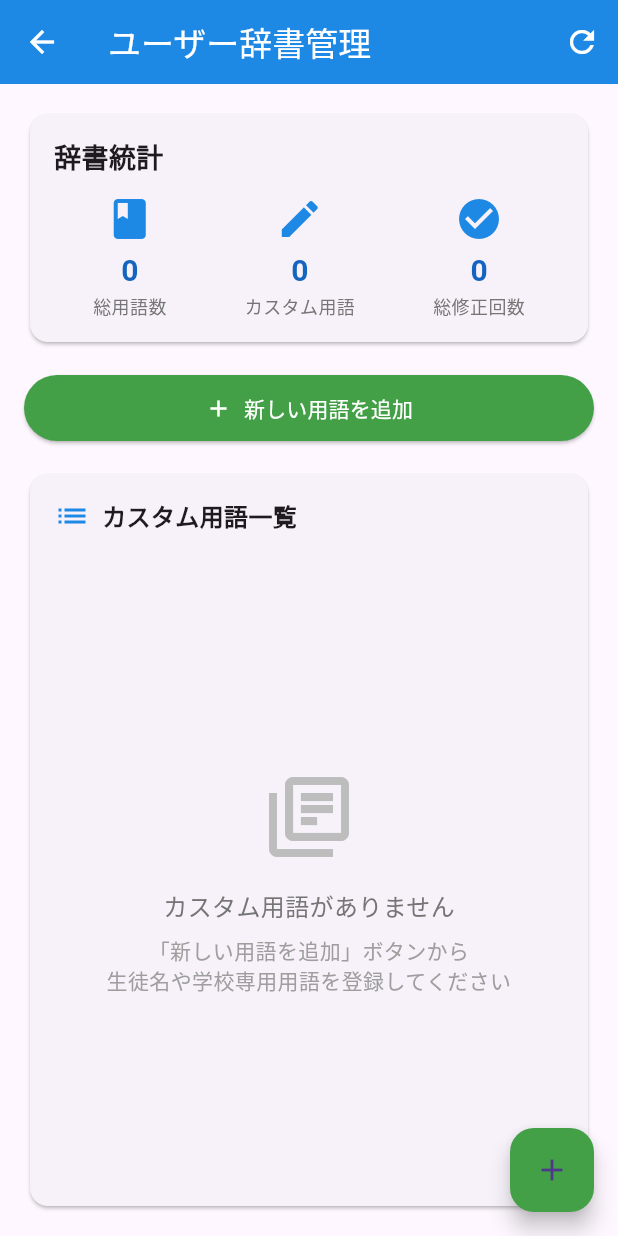
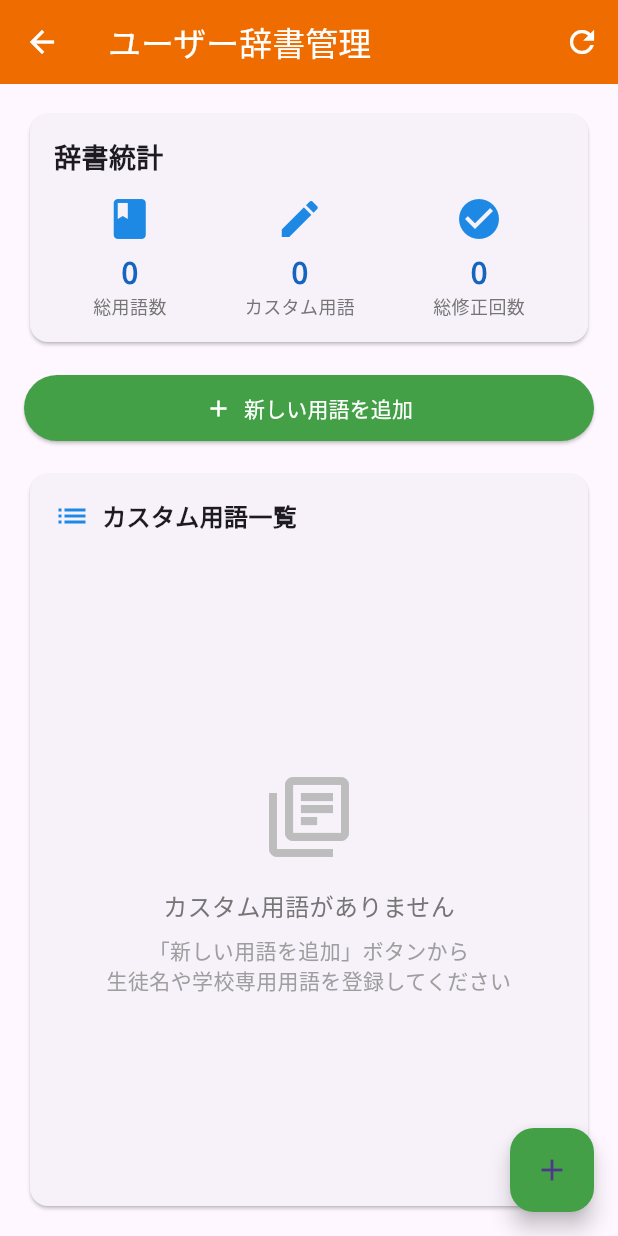
Before and after one commit to kamekamek/gakkoudayori-ai, a Flutter app: the screen it shows after launch, after a tap on "ユーザー辞書管理", on a phone screen of 412 x 824 dp. Run offline on Flutter 3.47's test engine with Material 3 defaults, Android fonts, the light colour scheme and no system bars; our stand-ins replace flutter_widget_from_html, google_fonts, web; missing offline and left inert: dart:html, dart:js, dart:js_interop, dart:js_util, dart:ui_web; network calls fail; Roboto replaces fonts that are missing (Meiryo); statements that could not run were skipped.

Commit message:
✨ Google Fontsを導入し、アプリ全体のフォントを「Noto Sans JP」に変更。pubspec.yamlに依存関係を追加し、各ウィジェットのテキストスタイルを更新。HTMLファイルからメイリオフォントの設定を削除し、全体のスタイルを整理。

```diff
--- a/frontend/lib/responsive_main.dart
+++ b/frontend/lib/responsive_main.dart
@@ -1,4 +1,5 @@
 import 'package:flutter/material.dart';
+import 'package:google_fonts/google_fonts.dart';
 import 'services/audio_service.dart';
 import 'services/graphical_record_service.dart';
 import 'services/user_dictionary_service.dart';
@@ -18,16 +19,45 @@ class GakkouDayoriAiApp extends StatelessWidget {
 
   @override
   Widget build(BuildContext context) {
+    // Noto Sans JPを基本フォントとして設定
+    final baseTextTheme = Theme.of(context).textTheme;
+
     return MaterialApp(
       title: '学校だよりAI',
       theme: ThemeData(
         primarySwatch: Colors.blue,
         visualDensity: VisualDensity.adaptivePlatformDensity,
-        fontFamily: 'Meiryo',
-        fontFamilyFallback: const ['メイリオ', 'Noto Sans JP', 'Hiragino Kaku Gothic ProN', 'ヒラギノ角ゴ ProN W3', 'MS PGothic'],
-        textTheme: Theme.of(context).textTheme.apply(
-          fontFamily: 'Meiryo',
-          fontFamilyFallback: ['メイリオ', 'Noto Sans JP', 'Hiragino Kaku Gothic ProN', 'ヒラギノ角ゴ ProN W3', 'MS PGothic'],
+        // Noto Sans JPをアプリ全体のフォントとして設定
+        textTheme: GoogleFonts.notoSansJpTextTheme(baseTextTheme).copyWith(
+          // 個別のスタイルにも適用
+          displayLarge:
+              GoogleFonts.notoSansJp(textStyle: baseTextTheme.displayLarge),
+          displayMedium:
+              GoogleFonts.notoSansJp(textStyle: baseTextTheme.displayMedium),
+          displaySmall:
+              GoogleFonts.notoSansJp(textStyle: baseTextTheme.displaySmall),
+          headlineLarge:
+              GoogleFonts.notoSansJp(textStyle: baseTextTheme.headlineLarge),
+          headlineMedium:
+              GoogleFonts.notoSansJp(textStyle: baseTextTheme.headlineMedium),
+          headlineSmall:
+              GoogleFonts.notoSansJp(textStyle: baseTextTheme.headlineSmall),
+          titleLarge:
+              GoogleFonts.notoSansJp(textStyle: baseTextTheme.titleLarge),
+          titleMedium:
+              GoogleFonts.notoSansJp(textStyle: baseTextTheme.titleMedium),
+          titleSmall:
+              GoogleFonts.notoSansJp(textStyle: baseTextTheme.titleSmall),
+          bodyLarge: GoogleFonts.notoSansJp(textStyle: baseTextTheme.bodyLarge),
+          bodyMedium:
+              GoogleFonts.notoSansJp(textStyle: baseTextTheme.bodyMedium),
+          bodySmall: GoogleFonts.notoSansJp(textStyle: baseTextTheme.bodySmall),
+          labelLarge:
+              GoogleFonts.notoSansJp(textStyle: baseTextTheme.labelLarge),
+          labelMedium:
+              GoogleFonts.notoSansJp(textStyle: baseTextTheme.labelMedium),
+          labelSmall:
+              GoogleFonts.notoSansJp(textStyle: baseTextTheme.labelSmall),
         ),
       ),
       home: ResponsiveHomePage(),
@@ -206,7 +236,8 @@ class ResponsiveHomePageState extends State<ResponsiveHomePage> {
               unselectedLabelColor: Colors.grey[600],
               indicatorColor: Colors.blue[600],
               indicatorWeight: 3,
-              labelStyle: TextStyle(fontWeight: FontWeight.bold, fontSize: 16),
+              labelStyle: GoogleFonts.notoSansJp(
+                  fontWeight: FontWeight.bold, fontSize: 16),
               tabs: [
                 Tab(
                   icon: Icon(Icons.mic, size: 20),
@@ -263,7 +294,8 @@ class ResponsiveHomePageState extends State<ResponsiveHomePage> {
                 Expanded(
                   child: Text(
                     _statusMessage,
-                    style: TextStyle(color: Colors.blue[800], fontSize: 14),
+                    style: GoogleFonts.notoSansJp(
+                        color: Colors.blue[800], fontSize: 14),
                   ),
                 ),
               ],
@@ -386,7 +418,8 @@ class ResponsiveHomePageState extends State<ResponsiveHomePage> {
       children: [
         Text(
           'スタイルを選択してください',
-          style: TextStyle(fontSize: 16, fontWeight: FontWeight.bold),
+          style:
+              GoogleFonts.notoSansJp(fontSize: 16, fontWeight: FontWeight.bold),
           textAlign: TextAlign.center,
         ),
         SizedBox(height: 12),
@@ -421,7 +454,8 @@ class ResponsiveHomePageState extends State<ResponsiveHomePage> {
             icon: Icon(Icons.auto_awesome, size: 20),
             label: Text(
               '学級通信を作成する',
-              style: TextStyle(fontSize: 16, fontWeight: FontWeight.bold),
+              style: GoogleFonts.notoSansJp(
+                  fontSize: 16, fontWeight: FontWeight.bold),
             ),
             style: ElevatedButton.styleFrom(
               backgroundColor: Colors.green[600],
@@ -486,7 +520,7 @@ class ResponsiveHomePageState extends State<ResponsiveHomePage> {
                 SizedBox(width: 8),
                 Text(
                   'プレビュー',
-                  style: TextStyle(
+                  style: GoogleFonts.notoSansJp(
                     fontSize: isMobile ? 16 : 18,
                     fontWeight: FontWeight.bold,
                     color: Colors.grey[800],
@@ -518,7 +552,7 @@ class ResponsiveHomePageState extends State<ResponsiveHomePage> {
                       ? Center(
                           child: Text(
                             '学級通信を作成すると、ここにプレビューが表示されます',
-                            style: TextStyle(
+                            style: GoogleFonts.notoSansJp(
                               color: Colors.grey[600],
                               fontSize: 16,
                             ),
--- a/frontend/lib/widgets/user_dictionary_widget.dart
+++ b/frontend/lib/widgets/user_dictionary_widget.dart
@@ -4,6 +4,7 @@ import 'package:http/http.dart' as http;
 import 'dart:convert';
 import '../config/app_config.dart';
 import '../services/user_dictionary_service.dart';
+import 'package:google_fonts/google_fonts.dart';
 
 /// ユーザー辞書管理ウィジェット
 /// 教師が固有名詞や学校専用用語を登録・管理できるUI
@@ -160,7 +161,7 @@ class _UserDictionaryWidgetState extends State<UserDictionaryWidget> {
           ),
           TextButton(
             onPressed: () => Navigator.pop(context, true),
-            child: Text('削除', style: TextStyle(color: Colors.red)),
+            child: Text('削除', style: GoogleFonts.notoSansJp(color: Colors.red)),
           ),
         ],
       ),
@@ -449,7 +450,7 @@ class _UserDictionaryWidgetState extends State<UserDictionaryWidget> {
     return Scaffold(
       appBar: AppBar(
         title: Text('ユーザー辞書管理'),
-        backgroundColor: Colors.blue[600],
+        backgroundColor: Colors.orange[800],
         foregroundColor: Colors.white,
         actions: [
           IconButton(
@@ -468,7 +469,8 @@ class _UserDictionaryWidgetState extends State<UserDictionaryWidget> {
                     children: [
                       Icon(Icons.error, size: 64, color: Colors.red),
                       SizedBox(height: 16),
-                      Text(_errorMessage, style: TextStyle(color: Colors.red)),
+                      Text(_errorMessage,
+                          style: GoogleFonts.notoSansJp(color: Colors.red)),
                       SizedBox(height: 16),
                       ElevatedButton(
                         onPressed: _loadDictionary,
@@ -490,10 +492,8 @@ class _UserDictionaryWidgetState extends State<UserDictionaryWidget> {
                             children: [
                               Text(
                                 '辞書統計',
-                                style: TextStyle(
-                                  fontSize: 18,
-                                  fontWeight: FontWeight.bold,
-                                ),
+                                style: GoogleFonts.notoSansJp(
+                                    fontSize: 18, fontWeight: FontWeight.bold),
                               ),
                               SizedBox(height: 12),
                               Row(
@@ -554,10 +554,9 @@ class _UserDictionaryWidgetState extends State<UserDictionaryWidget> {
                                     SizedBox(width: 8),
                                     Text(
                                       'カスタム用語一覧',
-                                      style: TextStyle(
-                                        fontSize: 16,
-                                        fontWeight: FontWeight.bold,
-                                      ),
+                                      style: GoogleFonts.notoSansJp(
+                                          fontSize: 16,
+                                          fontWeight: FontWeight.bold),
                                     ),
                                   ],
                                 ),
@@ -577,18 +576,16 @@ class _UserDictionaryWidgetState extends State<UserDictionaryWidget> {
                                             SizedBox(height: 16),
                                             Text(
                                               'カスタム用語がありません',
-                                              style: TextStyle(
-                                                color: Colors.grey[600],
-                                                fontSize: 16,
-                                              ),
+                                              style: GoogleFonts.notoSansJp(
+                                                  fontSize: 16,
+                                                  color: Colors.grey[600]),
                                             ),
                                             SizedBox(height: 8),
                                             Text(
                                               '「新しい用語を追加」ボタンから\n生徒名や学校専用用語を登録してください',
-                                              style: TextStyle(
-                                                color: Colors.grey[500],
-                                                fontSize: 14,
-                                              ),
+                                              style: GoogleFonts.notoSansJp(
+                                                  fontSize: 14,
+                                                  color: Colors.grey[500]),
                                               textAlign: TextAlign.center,
                                             ),
                                           ],
@@ -605,13 +602,13 @@ class _UserDictionaryWidgetState extends State<UserDictionaryWidget> {
                                                       term.category),
                                               child: Text(
                                                 _getCategoryIcon(term.category),
-                                                style: TextStyle(
+                                                style: GoogleFonts.notoSansJp(
                                                     color: Colors.white),
                                               ),
                                             ),
                                             title: Text(
                                               term.term,
-                                              style: TextStyle(
+                                              style: GoogleFonts.notoSansJp(
                                                   fontWeight: FontWeight.bold),
                                             ),
                                             subtitle: Column(
@@ -625,10 +622,9 @@ class _UserDictionaryWidgetState extends State<UserDictionaryWidget> {
                                                   // '${_categories[term.category] ?? 'その他'} • 使用回数: ${term.usageCount}回',
                                                   _categories[term.category] ??
                                                       'その他',
-                                                  style: TextStyle(
-                                                    fontSize: 12,
-                                                    color: Colors.grey[600],
-                                                  ),
+                                                  style: GoogleFonts.notoSansJp(
+                                                      fontSize: 12,
+                                                      color: Colors.grey[600]),
                                                 ),
                                               ],
                                             ),
@@ -654,9 +650,10 @@ class _UserDictionaryWidgetState extends State<UserDictionaryWidget> {
                                                           color: Colors.red),
                                                       SizedBox(width: 8),
                                                       Text('削除',
-                                                          style: TextStyle(
-                                                              color:
-                                                                  Colors.red)),
+                                                          style: GoogleFonts
+                                                              .notoSansJp(
+                                                                  color: Colors
+                                                                      .red)),
                                                     ],
                                                   ),
                                                 ),
@@ -696,7 +693,7 @@ class _UserDictionaryWidgetState extends State<UserDictionaryWidget> {
         SizedBox(height: 4),
         Text(
           value,
-          style: TextStyle(
+          style: GoogleFonts.notoSansJp(
             fontSize: 20,
             fontWeight: FontWeight.bold,
             color: Colors.blue[800],
@@ -704,7 +701,7 @@ class _UserDictionaryWidgetState extends State<UserDictionaryWidget> {
         ),
         Text(
           label,
-          style: TextStyle(
+          style: GoogleFonts.notoSansJp(
             fontSize: 12,
             color: Colors.grey[600],
           ),
--- a/frontend/pubspec.yaml
+++ b/frontend/pubspec.yaml
@@ -19,6 +19,7 @@ dependencies:
   # HTML Widget for rendering HTML content
   flutter_widget_from_html: ^0.15.0
   flutter_widget_from_html_core: ^0.15.0
+  google_fonts: ^6.2.1
 
 dev_dependencies:
   flutter_test:
@@ -32,4 +33,5 @@ flutter:
 
   assets:
     - assets/audio/    # 音声関連ファイル用
-    - web/sample.html  # サンプル学級通信
+    - assets/images/
+    - assets/icons/
```
Also changed, not shown: 1 other file.
